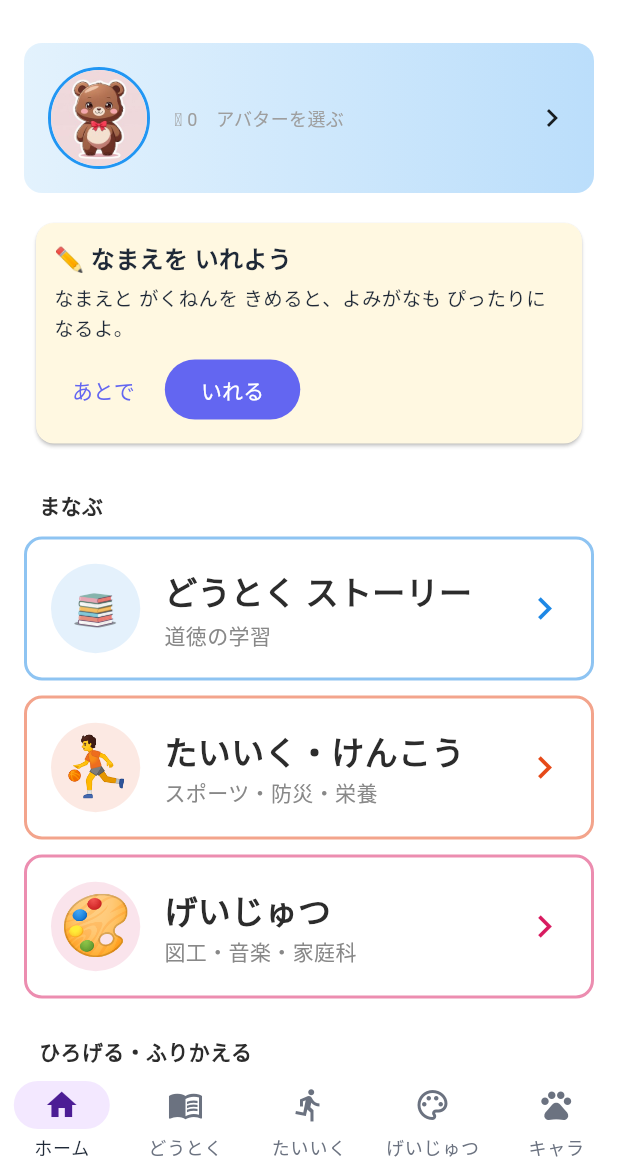
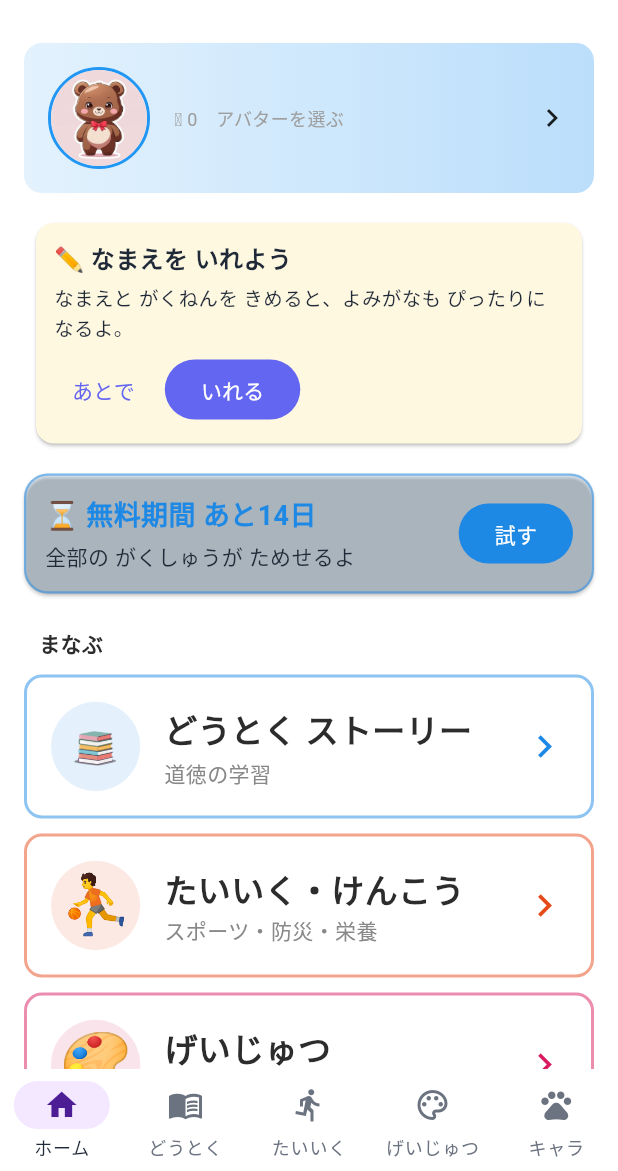
Before and after one commit to zka32101/shougaku-kore-shinshin, a Flutter app: the screen it shows after launch, on a phone screen of 412 x 824 dp, the part 65-1236 px from its top. Run offline on Flutter 3.47's test engine with Material 3 defaults, Android fonts, the phone set to English and light mode, and no system bars; our stand-ins replace audioplayers, cloud_firestore, confetti, dio, firebase_analytics, firebase_auth and 11 more; missing offline and left inert: cross_promo_kit, purchases_flutter, shared_core; accounts and stored records are empty; generated files the repository leaves out were written again; network calls fail; Roboto replaces fonts that are missing (BIZUDPGothic).

Commit message:
feat: 心身に課金の入口を追加(ホームのプランカード)、無料期間後は学習タブをロック、課金画面のアプリ名を修正、1.0.3+7 (#77)
Co-authored-by: petitworksappsdev <petitworksappsdev@gmail.com>
Co-authored-by: Claude Sonnet 5.5 <noreply@anthropic.com>

```diff
--- a/lib/screens/home/home_screen.dart
+++ b/lib/screens/home/home_screen.dart
@@ -4,6 +4,7 @@ import '../../constants/app_colors.dart';
 import '../../constants/app_styles.dart';
 import '../../widgets/avatar_display_widget.dart';
 import '../../widgets/profile_name_card.dart';
+import '../../widgets/plan_card.dart';
 import '../../providers/user_profile_provider.dart';
 import '../../features/shop/decor/decor_scope.dart';
 import '../../utils/sound_effects_utils.dart';
@@ -91,6 +92,7 @@ class HomeScreen extends ConsumerWidget {
             // アバター（コインつき）ヘッダー
             AvatarPanel(userName: ref.watch(displayNameProvider)),
             const ProfileNameCard(),
+            const PlanCard(),
             const SizedBox(height: 20),
             const _SectionLabel('まなぶ'),
             for (final item in learn)
--- a/lib/screens/home/main_shell.dart
+++ b/lib/screens/home/main_shell.dart
@@ -8,6 +8,7 @@ import '../library/library_screen.dart';
 import '../../features/taiku/taiku_app.dart' show TaikuModule;
 import '../../features/geijutsu/geijutsu_app.dart' show GeijutsuModule;
 import '../../widgets/badge_celebration_host.dart';
+import '../../widgets/premium_lock_view.dart';
 import '../../widgets/shell_route_observer.dart';
 import 'home_screen.dart';
 import 'shell_navigation.dart';
@@ -110,11 +111,11 @@ class _MainShellState extends State<MainShell> {
       case HomeSection.home:
         return HomeScreen(onSelectSection: _select);
       case HomeSection.doutoku:
-        return const LibraryScreen();
+        return const PremiumGate(child: LibraryScreen());
       case HomeSection.taiku:
-        return TaikuModule(observer: _taikuObs);
+        return PremiumGate(child: TaikuModule(observer: _taikuObs));
       case HomeSection.geijutsu:
-        return GeijutsuModule(observer: _geijutsuObs);
+        return PremiumGate(child: GeijutsuModule(observer: _geijutsuObs));
       case HomeSection.characters:
         return const CharacterCollectionScreen();
     }
--- a/lib/screens/upgrade_screen.dart
+++ b/lib/screens/upgrade_screen.dart
@@ -52,7 +52,7 @@ class _UpgradeScreenState extends ConsumerState<UpgradeScreen> {
                   const Text('🌱', style: TextStyle(fontSize: 48)),
                   const SizedBox(height: 8),
                   Text(
-                    '英語コレ！を\nずっと使おう',
+                    '小学コレ！心身を\nずっと使おう',
                     style: const TextStyle(fontSize: 24, fontWeight: FontWeight.bold)
                         .copyWith(color: Colors.white, height: 1.4),
                     textAlign: TextAlign.center,
--- /dev/null
+++ b/lib/widgets/plan_card.dart
@@ -0,0 +1,87 @@
+import 'package:flutter/material.dart';
+import 'package:flutter_riverpod/flutter_riverpod.dart';
+
+import '../providers/premium_provider.dart';
+import '../screens/upgrade_screen.dart';
+
+/// ホームに出す「いまのプラン」カード。
+/// 無料期間中は のこり日数、期間が終わったら「プレミアムにする」、購読中は「プレミアム」を出す。
+/// タップでプレミアム購読画面（[UpgradeScreen]）を開く。
+class PlanCard extends ConsumerWidget {
+  const PlanCard({super.key});
+
+  @override
+  Widget build(BuildContext context, WidgetRef ref) {
+    final premium = ref.watch(premiumProvider);
+
+    final String title;
+    final String sub;
+    final String action;
+    final Color color;
+    if (premium.isPremium) {
+      title = '🌟 プレミアム';
+      sub = 'すべての がくしゅうが つかえるよ';
+      action = 'プランを見る';
+      color = const Color(0xFF43A047);
+    } else if (premium.isTrialActive) {
+      title = '⏳ 無料期間 あと${premium.trialDaysLeft}日';
+      sub = '全部の がくしゅうが ためせるよ';
+      action = '試す';
+      color = const Color(0xFF1E88E5);
+    } else {
+      title = '🔒 無料期間が おわりました';
+      sub = 'つづけるには プレミアムに しよう';
+      action = 'プレミアムにする';
+      color = const Color(0xFFE64A19);
+    }
+
+    return Semantics(
+      container: true,
+      label: '$title。$sub。$action',
+      child: Card(
+        margin: const EdgeInsets.only(top: 12),
+        color: color.withValues(alpha: 0.10),
+        shape: RoundedRectangleBorder(
+          borderRadius: BorderRadius.circular(16),
+          side: BorderSide(color: color.withValues(alpha: 0.5), width: 1.5),
+        ),
+        child: InkWell(
+          borderRadius: BorderRadius.circular(16),
+          onTap: () => Navigator.of(context).push(
+            MaterialPageRoute<void>(builder: (_) => const UpgradeScreen()),
+          ),
+          child: Padding(
+            padding: const EdgeInsets.all(14),
+            child: Row(
+              children: [
+                Expanded(
+                  child: Column(
+                    crossAxisAlignment: CrossAxisAlignment.start,
+                    children: [
+                      Text(title,
+                          style: TextStyle(
+                              fontSize: 18,
+                              fontWeight: FontWeight.bold,
+                              color: color)),
+                      const SizedBox(height: 4),
+                      Text(sub, style: const TextStyle(fontSize: 14)),
+                    ],
+                  ),
+                ),
+                const SizedBox(width: 8),
+                FilledButton(
+                  style: FilledButton.styleFrom(backgroundColor: color),
+                  onPressed: () => Navigator.of(context).push(
+                    MaterialPageRoute<void>(
+                        builder: (_) => const UpgradeScreen()),
+                  ),
+                  child: Text(action),
+                ),
+              ],
+            ),
+          ),
+        ),
+      ),
+    );
+  }
+}
--- a/pubspec.yaml
+++ b/pubspec.yaml
@@ -2,7 +2,7 @@ name: shougaku_kore_doutoku
 description: "小学コレ！道徳 ～かっこいい大人になるために～。小学3-4年生が、日常のジレンマを選択肢型ストーリーで体験しながら、親向けの月次成長レポートで判断力の成長を見守るサブスク型道徳学習アプリ。"
 publish_to: 'none'
 
-version: 1.0.3+6
+version: 1.0.3+7
 
 environment:
   sdk: ^3.8.0
```
Also changed, not shown: lib/widgets/premium_lock_view.dart (added, +61 -0 lines), 1 other file.
